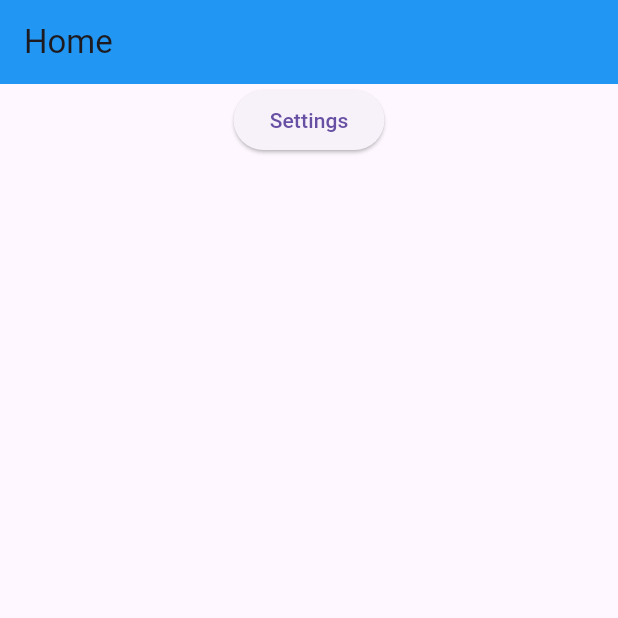
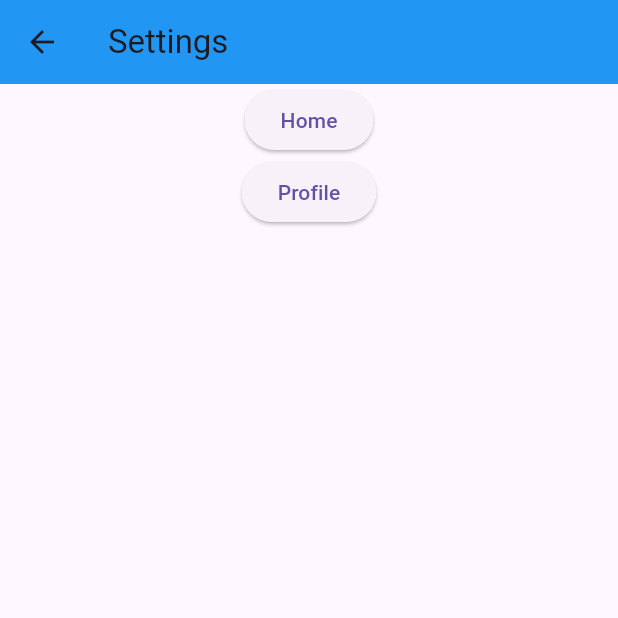
Before and after one commit to mahmud5658/app_dev_with_flutter, a Flutter app: the screen it shows after launch, after a tap on "Settings", on a phone screen of 412 x 824 dp, the top half of it. Run offline on Flutter 3.47's test engine with Material 3 defaults, Android fonts, the phone set to English and light mode, and no system bars; our stand-ins replace device_preview; network calls fail.

Commit message:
named navigation

```diff
--- /dev/null
+++ b/module_11/Live_class/nnavigation/lib/Screen/Settings.dart
@@ -0,0 +1,32 @@
+import 'package:flutter/material.dart';
+
+class Settings extends StatelessWidget {
+  const Settings({super.key});
+
+  @override
+  Widget build(BuildContext context) {
+    final arg =
+        ModalRoute.of(context)?.settings.arguments as Map<String, String>;
+    print(arg);
+    return Scaffold(
+      appBar: AppBar(
+        title: const Text('Settings'),
+        backgroundColor: Colors.blue,
+      ),
+      body: Center(
+        child: Column(
+          children: [
+            ElevatedButton(
+              onPressed: () {},
+              child: const Text('Home'),
+            ),
+            ElevatedButton(
+              onPressed: () {},
+              child: const Text('Profile'),
+            )
+          ],
+        ),
+      ),
+    );
+  }
+}
--- a/module_11/Live_class/nnavigation/lib/Screen/home.dart
+++ b/module_11/Live_class/nnavigation/lib/Screen/home.dart
@@ -1,4 +1,5 @@
 import 'package:flutter/material.dart';
+import 'package:nnavigation/Screen/Settings.dart';
 
 class Home extends StatelessWidget {
   const Home({super.key});
@@ -13,10 +14,20 @@ class Home extends StatelessWidget {
       body: Center(
         child: Column(
           children: [
-            ElevatedButton(onPressed: (){
-
-            },
-            child: const Text('Settings'),)
+            ElevatedButton(
+              onPressed: () {
+                Navigator.pushNamed(context, '/settings',arguments:{
+                  'name': 'Abdullah',
+                });
+              },
+              child: const Text('Settings'),
+            ),
+            ElevatedButton(
+              onPressed: () {
+                Navigator.pushReplacementNamed(context, '/profile');
+              },
+              child: const Text('Profile'),
+            )
           ],
         ),
       ),
--- a/module_11/Live_class/nnavigation/lib/main.dart
+++ b/module_11/Live_class/nnavigation/lib/main.dart
@@ -1,5 +1,7 @@
 import 'package:flutter/material.dart';
+import 'package:nnavigation/Screen/Settings.dart';
 import 'package:nnavigation/Screen/home.dart';
+import 'package:nnavigation/Screen/profile.dart';
 
 void main() {
   runApp(const MyApp());
@@ -10,9 +12,14 @@ class MyApp extends StatelessWidget {
 
   @override
   Widget build(BuildContext context) {
-    return const  MaterialApp(
+    return MaterialApp(
       debugShowCheckedModeBanner: false,
-      home: Home(),
+      initialRoute: '/',
+      routes: {
+        '/': (context) => const Home(),
+        '/settings': (context) => const Settings(),
+        '/profile': (context) => const Profile(),
+      },
     );
   }
 }
```
Also changed, not shown: module_11/Live_class/nnavigation/lib/Screen/profile.dart (added, +32 -0 lines), module_11/Live_class/nnavigation/pubspec.lock.
